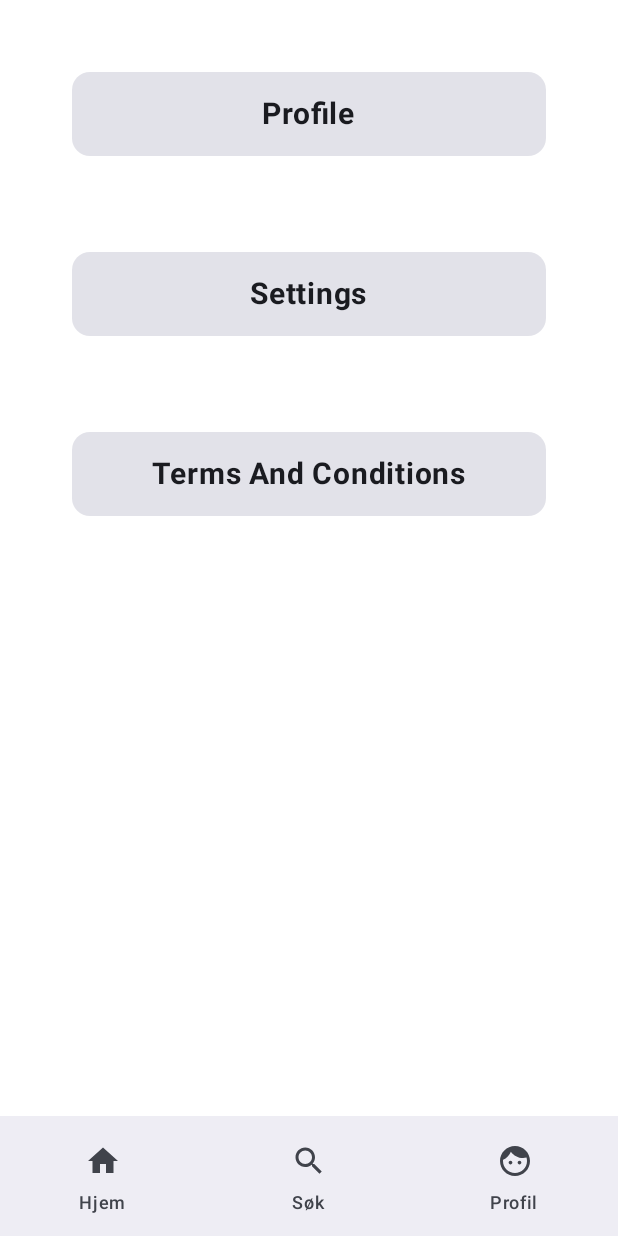
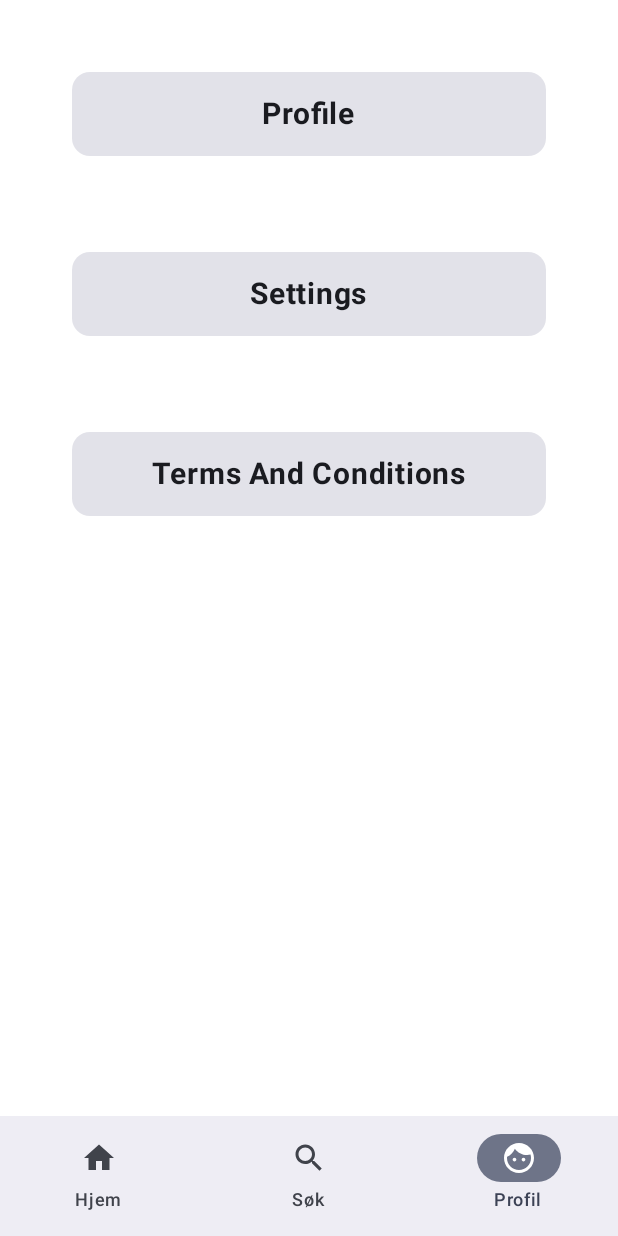
Before and after one commit to Danofe/MOB3000, an Android app built with Jetpack Compose: the screen it shows after launch (MainActivity), item 3 of the bottom bar chosen, on a phone screen of 412 x 824 dp. Run offline under Robolectric (Android 15) with nearby library versions, the phone set to English and light mode, and no system bars; our stand-ins replace Firebase (no records; nobody signed in at launch, a user with empty details on screens opened directly); libraries missing offline, so code that uses them is left out: io.grpc.okhttp.

Commit message:
Jobbet med navigasjonsbar, det har vært forandringer på endring og flytting av koder for å få nav til å fungere

```diff
--- a/app/src/main/java/com/example/mob3000oblig/BottomNav/AppNavigation.kt
+++ /dev/null
@@ -1,85 +0,0 @@
-package com.example.mob3000oblig.BottomNav
-
-import androidx.compose.foundation.layout.PaddingValues
-import androidx.compose.foundation.layout.padding
-import androidx.compose.material3.ExperimentalMaterial3Api
-import androidx.compose.material3.Icon
-import androidx.compose.material3.NavigationBar
-import androidx.compose.material3.NavigationBarItem
-import androidx.compose.material3.Scaffold
-import androidx.compose.material3.Text
-import androidx.compose.runtime.Composable
-import androidx.compose.runtime.getValue
-import androidx.compose.ui.Modifier
-import androidx.compose.ui.unit.dp
-import androidx.navigation.NavBackStackEntry
-import androidx.navigation.NavController
-import androidx.navigation.NavDestination
-import androidx.navigation.NavDestination.Companion.hierarchy
-import androidx.navigation.NavGraph.Companion.findStartDestination
-import androidx.navigation.NavHostController
-import androidx.navigation.compose.NavHost
-import androidx.navigation.compose.composable
-import androidx.navigation.compose.currentBackStackEntryAsState
-import androidx.navigation.compose.rememberNavController
-import com.example.mob3000oblig.Screen
-import com.example.mob3000oblig.Start
-
-@ExperimentalMaterial3Api
-class AppNavigation {
-    @Composable
-    fun BottomNav() {
-        val navController : NavHostController = rememberNavController()
-
-            NavigationBar {
-                val navBackStackEntry : NavBackStackEntry? by navController.currentBackStackEntryAsState()
-                val currentDestination: NavDestination? = navBackStackEntry?.destination
-
-                listOfBottonNavigationItem.forEach { bottonNavigationItem : BottonNavigationItem ->
-                    NavigationBarItem(
-                        selected = currentDestination?.hierarchy?.any {it.route == bottonNavigationItem.route } == true,
-                        onClick = {
-                                  navController.navigate(bottonNavigationItem.route){
-                                      popUpTo(navController.graph.findStartDestination().id){
-                                          saveState = true
-                                      }
-                                      launchSingleTop = true
-                                      restoreState = true
-                                  }
-                          },
-                          icon = {
-                            Icon(
-                                imageVector = bottonNavigationItem.icon,
-                                contentDescription = null)
-
-                          },
-
-                        label = {
-                            Text(text = bottonNavigationItem.label
-                            )
-                        }
-                    )
-                }
-
-            }
-         }
-    /*fun navGraph(navController: NavController){
-        NavHost(
-                navController = navController,
-                startDestination = Screen.Start.ruter,
-                modifier = Modifier
-                    .padding(16.dp)
-            ) {
-                composable(route = Screen.Start.ruter){
-                    Start()
-}
-                composable(route = Screen.Start.ruter){
-                    Start()
-                }
-                composable(route = Screen.Start.ruter){
-                    Start()
-                }
-            }
-        }*/
-
-    }
--- a/app/src/main/java/com/example/mob3000oblig/MainActivity.kt
+++ b/app/src/main/java/com/example/mob3000oblig/MainActivity.kt
@@ -7,16 +7,15 @@ import android.os.Bundle
 import androidx.activity.ComponentActivity
 import androidx.activity.compose.setContent
 import androidx.activity.viewModels
-import androidx.compose.material3.BottomAppBar
 import androidx.compose.material3.ExperimentalMaterial3Api
-import androidx.compose.material3.Scaffold
 import androidx.compose.runtime.Composable
 import androidx.compose.ui.tooling.preview.Preview
-import com.example.mob3000oblig.BottomNav.AppNavigation
 import com.example.mob3000oblig.DataApi.APIViewModel
+import com.example.mob3000oblig.Navigation.Nav
 import com.example.mob3000oblig.ui.theme.Mob3000ObligTheme
 
 class MainActivity : ComponentActivity() {
+
   private val viewModel: APIViewModel by viewModels()
   //private val apiKey = BuildConfig.apiKey
   @OptIn(ExperimentalMaterial3Api::class)
@@ -25,22 +24,13 @@ class MainActivity : ComponentActivity() {
     super.onCreate(savedInstanceState)
     setContent {
       Mob3000ObligTheme {
-        // A surface container using the 'background' color from the theme
-        Scaffold(
-          bottomBar = {
-            BottomAppBar() {
-              AppNavigation().BottomNav()
-            }
-          },
-        ) {
-          //Nav()
           Nav()
         }
       }
 
     }
   }
-}
+
 
 
 @Preview(showBackground = true)
--- a/app/src/main/java/com/example/mob3000oblig/Nav.kt
+++ /dev/null
@@ -1,61 +0,0 @@
-package com.example.mob3000oblig
-
-import android.app.Application
-import androidx.compose.runtime.Composable
-import androidx.navigation.NavType
-import androidx.navigation.compose.NavHost
-import androidx.navigation.compose.composable
-import androidx.navigation.compose.rememberNavController
-import androidx.navigation.navArgument
-import com.example.mob3000oblig.DataApi.APIViewModel
-import com.example.mob3000oblig.Favoritter.Favoritter
-import com.example.mob3000oblig.Login.Login
-import com.example.mob3000oblig.Registrer.Register
-import androidx.lifecycle.ViewModelProvider
-import com.example.mob3000oblig.Settings.settings
-
-@Composable
-fun Nav() {
-
-  val navController = rememberNavController()
-  val viewModel: APIViewModel = ViewModelProvider.AndroidViewModelFactory.getInstance(Application()).create(APIViewModel::class.java)
-  NavHost(
-    navController = navController,
-    startDestination = Screen.Settings.ruter
-  ) {
-
-    composable(route = Screen.Login.ruter) {
-      Login().loginSkjerm(navController = navController)
-    }
-
-    composable(route = Screen.Register.ruter) {
-      Register().registerSkjerm(navController = navController)
-    }
-
-    composable(route = Screen.Start.ruter) {
-      Start().First(navController = navController)
-    }
-
-    composable(route = Screen.Sok.ruter) {
-      SokReg().Sok(navController = navController)
-    }
-
-    composable(route = Screen.Settings.ruter) {
-       settings().SettingsPage(navController = navController)
-    }
-
-    composable(route = Screen.Info.ruter + "/{name}",
-               arguments = listOf(
-                 navArgument("name") {
-                   type = NavType.StringType
-                 }
-               )
-    ) { search ->
-      SokerInfo().SkiltInfo(viewModel = viewModel,name = search.arguments?.getString("name"))
-    }
-
-    composable(route = Screen.Favoritter.ruter) {
-      Favoritter().favoritterSkjerm(navController = navController)
-    }
-  }
-}
--- a/app/src/main/java/com/example/mob3000oblig/BottomNav/BottomNav.kt
+++ b/app/src/main/java/com/example/mob3000oblig/Navigation/BottomNav.kt
@@ -1,6 +1,6 @@
 @file:OptIn(ExperimentalMaterial3Api::class)
 
-package com.example.mob3000oblig.BottomNav
+package com.example.mob3000oblig.Navigation
 
 import androidx.compose.material.icons.Icons
 import androidx.compose.material.icons.filled.Face
@@ -12,28 +12,29 @@ import androidx.compose.material3.ExperimentalMaterial3Api
 import androidx.compose.ui.graphics.vector.ImageVector
 import com.example.mob3000oblig.Screen
 
-data class BottonNavigationItem(
+data class BottomNavigationItem(
     val label: String,
     val icon: ImageVector,
-    val route: String
+    val route: String,
 
 )
 
-  val listOfBottonNavigationItem : List<BottonNavigationItem> = listOf(
-      BottonNavigationItem(
+  val listOfBottonNavigationItem : List<BottomNavigationItem> = listOf(
+      BottomNavigationItem(
           label = "Hjem",
           icon = Icons.Filled.Home,
-          route = Screen.Start.ruter
+          route = Screen.Start.ruter,
+
       ),
-      BottonNavigationItem(
+      BottomNavigationItem(
           label = "Søk",
           icon = Icons.Filled.Search,
           route = Screen.Start.ruter
       ),
-      BottonNavigationItem(
+      BottomNavigationItem(
           label = "Profil",
           icon = Icons.Filled.Face,
-          route = Screen.Start.ruter
+          route = Screen.Settings.ruter
       ),
 
 
--- /dev/null
+++ b/app/src/main/java/com/example/mob3000oblig/Navigation/Nav.kt
@@ -0,0 +1,126 @@
+package com.example.mob3000oblig.Navigation
+
+import android.annotation.SuppressLint
+import android.app.Application
+import androidx.compose.material3.ExperimentalMaterial3Api
+import androidx.compose.material3.Icon
+import androidx.compose.material3.NavigationBar
+import androidx.compose.material3.NavigationBarItem
+import androidx.compose.material3.Scaffold
+import androidx.compose.material3.Text
+import androidx.compose.runtime.Composable
+import androidx.compose.runtime.getValue
+import androidx.navigation.NavType
+import androidx.navigation.compose.NavHost
+import androidx.navigation.compose.composable
+import androidx.navigation.compose.rememberNavController
+import androidx.navigation.navArgument
+import com.example.mob3000oblig.DataApi.APIViewModel
+import com.example.mob3000oblig.Favoritter.Favoritter
+import com.example.mob3000oblig.Login.Login
+import com.example.mob3000oblig.Registrer.Register
+import androidx.lifecycle.ViewModelProvider
+import androidx.navigation.NavBackStackEntry
+import androidx.navigation.NavDestination
+import androidx.navigation.NavDestination.Companion.hierarchy
+import androidx.navigation.NavGraph.Companion.findStartDestination
+import androidx.navigation.compose.currentBackStackEntryAsState
+import com.example.mob3000oblig.Screen
+import com.example.mob3000oblig.Settings.settings
+import com.example.mob3000oblig.SokReg
+import com.example.mob3000oblig.SokerInfo
+import com.example.mob3000oblig.Start
+
+@OptIn(ExperimentalMaterial3Api::class)
+@SuppressLint("UnusedMaterial3ScaffoldPaddingParameter")
+@Composable
+fun Nav() {
+
+  val navController = rememberNavController()
+  val viewModel: APIViewModel = ViewModelProvider.AndroidViewModelFactory.getInstance(Application())
+    .create(APIViewModel::class.java)
+
+  Scaffold(
+    bottomBar = {
+
+      NavigationBar {
+        val navBackStackEntry: NavBackStackEntry? by navController.currentBackStackEntryAsState()
+        val currentDestination: NavDestination? = navBackStackEntry?.destination
+
+        listOfBottonNavigationItem.forEach { bottonNavigationItem: BottomNavigationItem ->
+          NavigationBarItem(
+            selected = currentDestination?.hierarchy?.any { it.route == bottonNavigationItem.route } == true,
+            onClick = {
+              //Log.d("Navigation", "Clicked on ${bottonNavigationItem.label}")
+              navController.navigate(bottonNavigationItem.route) {
+                // Log.d("ROUTE", "Clicked on ${bottonNavigationItem.route}")
+                popUpTo(navController.graph.findStartDestination().id) {
+                  saveState = true
+                }
+                launchSingleTop = true
+                restoreState = true
+              }
+            },
+            icon = {
+              Icon(
+                imageVector = bottonNavigationItem.icon,
+                contentDescription = null
+              )
+            },
+
+            label = {
+              Text(
+                text = bottonNavigationItem.label
+              )
+            }
+          )
+        }
+      }
+
+    }
+  ) {
+
+
+    NavHost(
+      navController = navController,
+      startDestination = Screen.Start.ruter
+    ) {
+
+      composable(route = Screen.Login.ruter) {
+        Login().loginSkjerm(navController = navController)
+      }
+
+      composable(route = Screen.Register.ruter) {
+        Register().registerSkjerm(navController = navController)
+      }
+
+      composable(route = Screen.Start.ruter) {
+        Start().First(navController = navController)
+      }
+
+      composable(route = Screen.Sok.ruter) {
+        SokReg().Sok(navController = navController)
+      }
+
+      composable(route = Screen.Settings.ruter) {
+        settings().SettingsPage(navController = navController)
+      }
+
+      composable(route = Screen.Info.ruter + "/{name}",
+        arguments = listOf(
+          navArgument("name") {
+            type = NavType.StringType
+          }
+        )
+      ) { search ->
+        SokerInfo().SkiltInfo(viewModel = viewModel, name = search.arguments?.getString("name"))
+      }
+
+      composable(route = Screen.Favoritter.ruter) {
+        Favoritter().favoritterSkjerm(navController = navController)
+      }
+    }
+
+  }
+
+}
--- a/app/src/main/java/com/example/mob3000oblig/Screen.kt
+++ b/app/src/main/java/com/example/mob3000oblig/Screen.kt
@@ -8,7 +8,7 @@ sealed class Screen(val ruter: String) {
   object Info : Screen("Info")
   object Favoritter : Screen("Favoritter")
   object  Sammenlign : Screen ("Sammenlign")
-    object  Settings : Screen ("Settings")
+  object  Settings : Screen ("Settings")
   object  Kamera : Screen ("Kamera")
 
   fun withArgs(vararg args: String): String {
--- a/app/src/main/java/com/example/mob3000oblig/Start.kt
+++ b/app/src/main/java/com/example/mob3000oblig/Start.kt
@@ -50,9 +50,6 @@ import java.util.regex.Pattern
 
 class Start {
 
-  enum class ScreenRotation(val degrees: Float) {
-    VENSTRE_90(-90f), HOYRE_90(90f), NORMAL(0f)
-  }
   @OptIn(ExperimentalMaterial3Api::class)
   @Composable
   fun First(modifier: Modifier = Modifier, navController: NavController, Auth: Auth = Auth()) {
@@ -206,5 +203,4 @@ class Start {
 
 
 
-
 }
```
Also changed, not shown: app/src/main/java/com/example/mob3000oblig/Favoritter/Favoritter.kt (+73 -24 lines).
